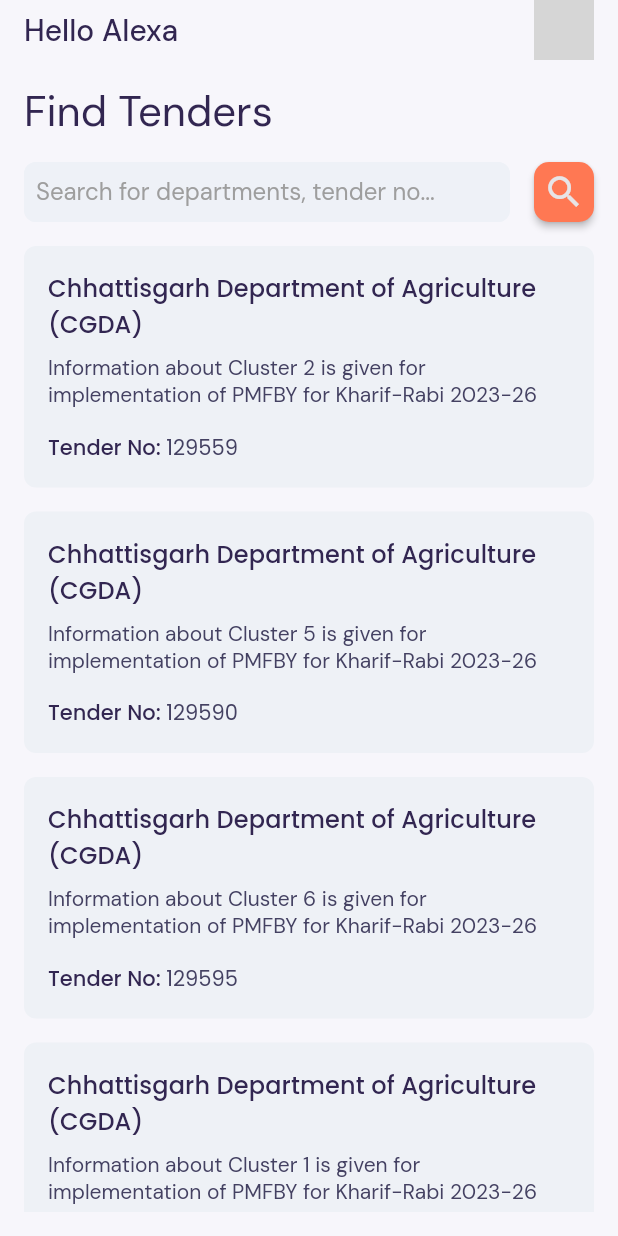
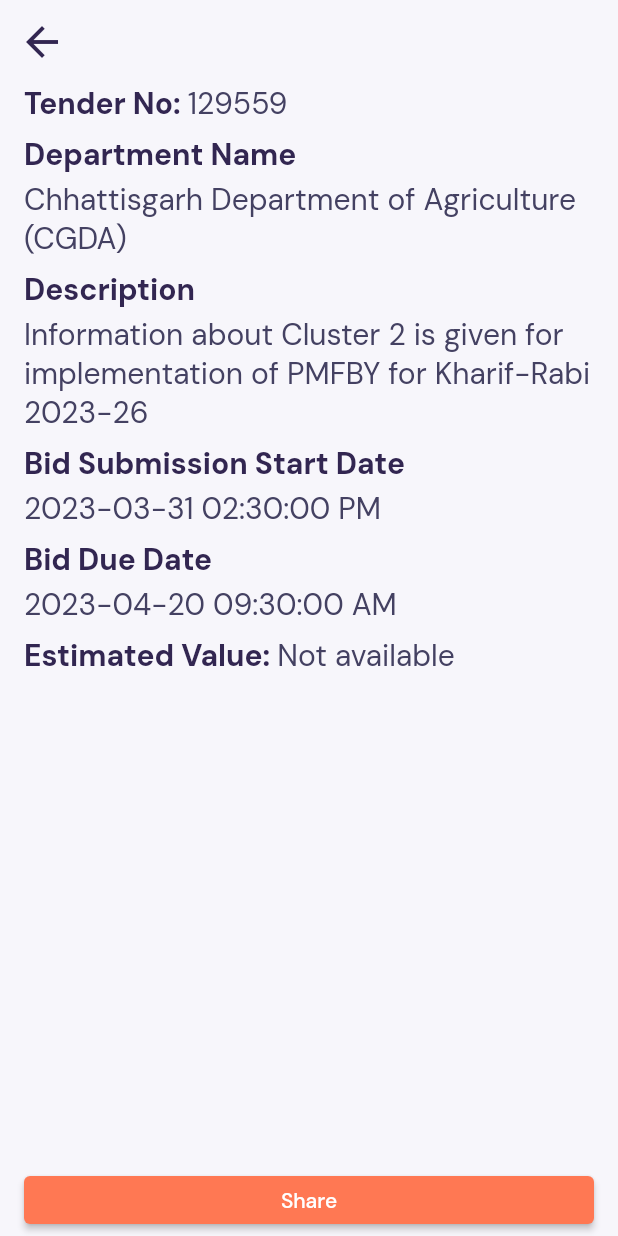
Before and after one commit to imriley/tender_bender, a Flutter app: the screen it shows after launch, after a tap on "Chhattisgarh Department of Agriculture (", on a phone screen of 412 x 824 dp. Run offline on Flutter 3.47's test engine with Material 2 defaults, Android fonts, the phone set to English and light mode, and no system bars; our stand-ins replace firebase_auth, firebase_core, google_fonts, google_sign_in, icons_plus, share_plus; accounts and stored records are empty; generated files the repository leaves out were written again; network calls fail; grey boxes are pictures that could not be loaded.

Commit message:
added tender's detail page

```diff
--- a/lib/Screens/HomeScreen.dart
+++ b/lib/Screens/HomeScreen.dart
@@ -1,9 +1,9 @@
 import 'dart:convert';
-
 import 'package:flutter/material.dart';
 import 'package:flutter/services.dart';
 import 'package:google_fonts/google_fonts.dart';
 import 'package:tender_bender/model/tender.dart';
+import 'package:tender_bender/screens/TenderDetails.dart';
 import 'package:tender_bender/utils/debouncer.dart';
 
 class HomeScreen extends StatefulWidget {
@@ -206,7 +206,11 @@ class _HomeScreenState extends State<HomeScreen> {
                                   child: InkWell(
                                     borderRadius: BorderRadius.circular(8),
                                     onTap: () {
-                                      print('Hello');
+                                      Navigator.push(
+                                          context,
+                                          MaterialPageRoute(
+                                              builder: (context) =>
+                                                  TenderPage(tender: tender)));
                                     },
                                     child: Container(
                                       padding: const EdgeInsets.all(16),
--- /dev/null
+++ b/lib/Screens/TenderDetails.dart
@@ -0,0 +1,201 @@
+import 'package:flutter/material.dart';
+import 'package:intl/intl.dart';
+import 'package:share_plus/share_plus.dart';
+import 'package:tender_bender/model/tender.dart';
+
+class TenderPage extends StatelessWidget {
+  final Tender tender;
+  const TenderPage({super.key, required this.tender});
+
+  String convertDatetime(datetime) {
+    datetime = DateTime.fromMillisecondsSinceEpoch(datetime * 1000);
+    DateFormat dateFormat = DateFormat("yyyy-MM-dd hh:mm:ss a");
+    String string = dateFormat.format(datetime);
+    return string;
+  }
+
+  @override
+  Widget build(BuildContext context) {
+    return Scaffold(
+      backgroundColor: const Color.fromRGBO(247, 246, 251, 1),
+      appBar: AppBar(
+        backgroundColor: Colors.transparent,
+        elevation: 0,
+        leading: IconButton(
+          iconSize: 32,
+          icon: const Icon(
+            Icons.arrow_back,
+            color: Color(0xFF322651),
+          ),
+          onPressed: () => Navigator.of(context).pop(),
+        ),
+      ),
+      body: Center(
+        child: Container(
+          padding: const EdgeInsets.only(left: 16, right: 16),
+          child: Column(
+            mainAxisAlignment: MainAxisAlignment.spaceBetween,
+            children: [
+              Column(
+                crossAxisAlignment: CrossAxisAlignment.start,
+                children: [
+                  Row(
+                    children: [
+                      const Text(
+                        "Tender No: ",
+                        style: TextStyle(
+                            fontSize: 20,
+                            color: Color(0xFF322651),
+                            fontWeight: FontWeight.w700),
+                      ),
+                      Text(
+                        tender.tenderNo.toString(),
+                        style: const TextStyle(
+                          fontSize: 20,
+                          fontWeight: FontWeight.w400,
+                          color: Color(0xFF444162),
+                        ),
+                      )
+                    ],
+                  ),
+                  const SizedBox(
+                    height: 8,
+                  ),
+                  const Text(
+                    "Department Name",
+                    style: TextStyle(
+                      fontSize: 20,
+                      fontWeight: FontWeight.w700,
+                      color: Color(0xFF322651),
+                    ),
+                  ),
+                  const SizedBox(
+                    height: 4,
+                  ),
+                  Text(
+                    tender.dept,
+                    style: const TextStyle(
+                      fontSize: 20,
+                      fontWeight: FontWeight.w400,
+                      color: Color(0xFF444162),
+                    ),
+                  ),
+                  const SizedBox(
+                    height: 8,
+                  ),
+                  const Text(
+                    "Description",
+                    style: TextStyle(
+                      fontSize: 20,
+                      fontWeight: FontWeight.w700,
+                      color: Color(0xFF322651),
+                    ),
+                  ),
+                  const SizedBox(
+                    height: 4,
+                  ),
+                  Text(
+                    tender.description,
+                    style: const TextStyle(
+                      fontSize: 20,
+                      fontWeight: FontWeight.w400,
+                      color: Color(0xFF444162),
+                    ),
+                  ),
+                  const SizedBox(
+                    height: 8,
+                  ),
+                  const Text(
+                    "Bid Submission Start Date",
+                    style: TextStyle(
+                      fontSize: 20,
+                      fontWeight: FontWeight.w700,
+                      color: Color(0xFF322651),
+                    ),
+                  ),
+                  const SizedBox(
+                    height: 4,
+                  ),
+                  Text(
+                    convertDatetime(tender.bidStartDate),
+                    style: const TextStyle(
+                      fontSize: 20,
+                      fontWeight: FontWeight.w400,
+                      color: Color(0xFF444162),
+                    ),
+                  ),
+                  const SizedBox(
+                    height: 8,
+                  ),
+                  const Text(
+                    "Bid Due Date",
+                    style: TextStyle(
+                      fontSize: 20,
+                      fontWeight: FontWeight.w700,
+                      color: Color(0xFF322651),
+                    ),
+                  ),
+                  const SizedBox(
+                    height: 4,
+                  ),
+                  Text(
+                    convertDatetime(tender.bidDueDate),
+                    style: const TextStyle(
+                      fontSize: 20,
+                      fontWeight: FontWeight.w400,
+                      color: Color(0xFF444162),
+                    ),
+                  ),
+                  const SizedBox(
+                    height: 8,
+                  ),
+                  Row(
+                    children: [
+                      const Text(
+                        "Estimated Value: ",
+                        style: TextStyle(
+                            fontSize: 20,
+                            color: Color(0xFF322651),
+                            fontWeight: FontWeight.w700),
+                      ),
+                      Text(
+                        tender.pac != '0' ? tender.pac : 'Not available',
+                        style: const TextStyle(
+                          fontSize: 20,
+                          fontWeight: FontWeight.w400,
+                          color: Color(0xFF444162),
+                        ),
+                      )
+                    ],
+                  ),
+                  const SizedBox(
+                    height: 8,
+                  ),
+                ],
+              ),
+              ElevatedButton(
+                onPressed: () {
+                  Share.share(
+                      "Check out this tender I found in Tender Bender: \nTender No: ${tender.tenderNo}\nDepartment Name: ${tender.dept}\nDescription: ${tender.description}\nBid Submission Start Date: ${tender.bidStartDate}\nBid Due Date: ${tender.bidDueDate}\nEstimated Value: ${tender.pac != '0' ? tender.pac : 'Not available'}",
+                      subject:
+                          "Check out this tender I found in Tender Bender");
+                },
+                style: ElevatedButton.styleFrom(
+                  backgroundColor: const Color(0xFFFF7853),
+                  minimumSize: const Size.fromHeight(32),
+                ),
+                child: const Text(
+                  'Share',
+                  style: TextStyle(
+                    color: Colors.white,
+                    fontSize: 14,
+                  ),
+                ),
+              )
+            ],
+          ),
+        ),
+      ),
+    );
+  }
+}
--- a/lib/model/tender.dart
+++ b/lib/model/tender.dart
@@ -3,8 +3,8 @@ import 'dart:core';
 class Tender {
   int tenderNo;
   String dept;
-  DateTime bidStartDate;
-  DateTime bidDueDate;
+  int bidStartDate;
+  int bidDueDate;
   String description;
   String pac;
 
@@ -20,10 +20,8 @@ class Tender {
     return Tender(
         tenderNo: parsedJson['tenderNo'],
         dept: parsedJson['dept'],
-        bidStartDate:
-            DateTime.fromMillisecondsSinceEpoch(parsedJson['bidStartDate']),
-        bidDueDate:
-            DateTime.fromMillisecondsSinceEpoch(parsedJson['bidDueDate']),
+        bidStartDate: parsedJson['bidStartDate'],
+        bidDueDate: parsedJson['bidDueDate'],
         description: parsedJson['description'],
         pac: parsedJson['pac']);
   }
--- a/pubspec.yaml
+++ b/pubspec.yaml
@@ -41,6 +41,8 @@ dependencies:
   cloud_firestore: ^4.5.0
   firebase_auth: ^4.4.0
   google_sign_in: ^6.1.0
+  intl: ^0.17.0
+  share_plus: ^6.3.2
 
 
 dev_dependencies:
```
Also changed, not shown: pubspec.lock.
